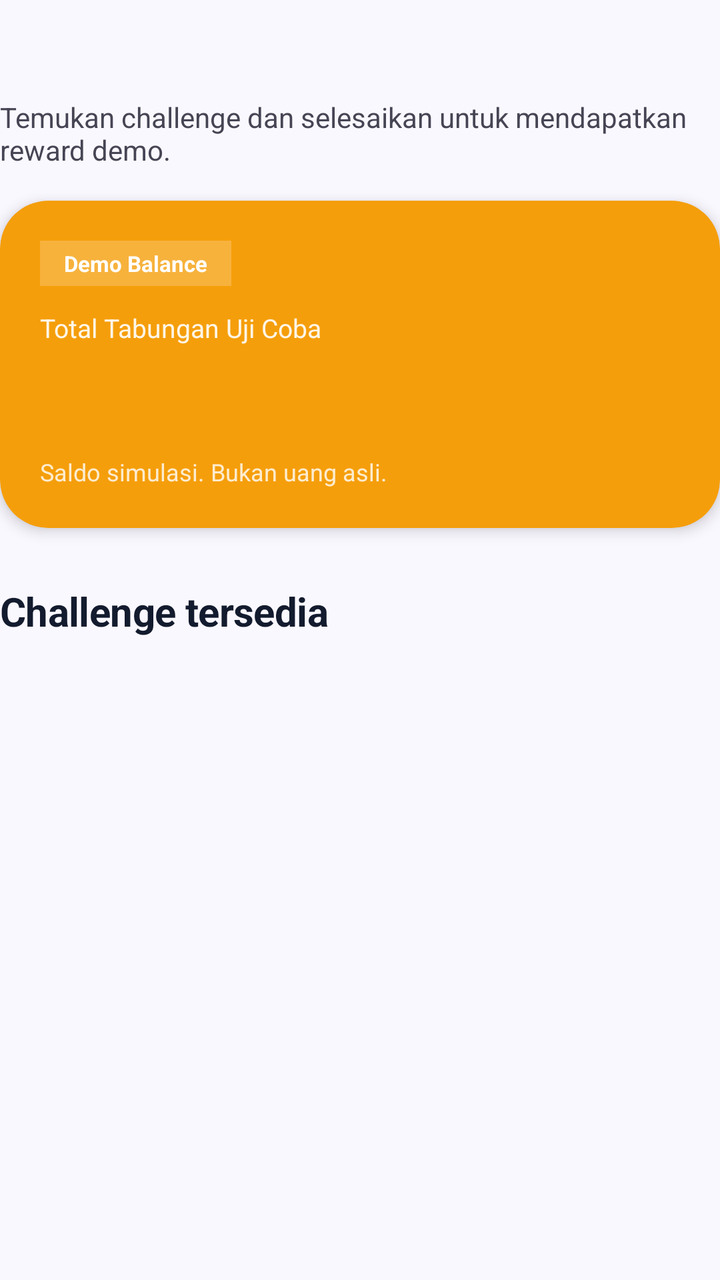
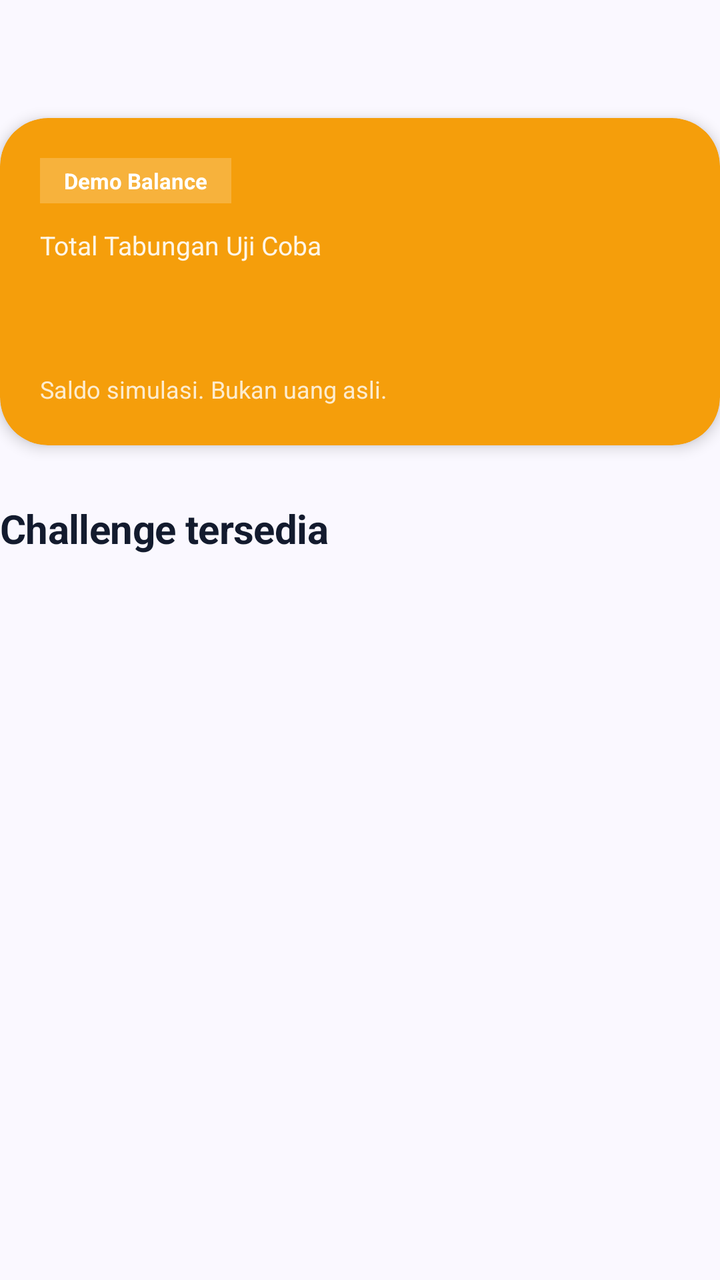

Screens rendered from an Android XML layout before and after an edit, with the pre-edit source and the edit as a unified diff.
<!-- AndroidManifest.xml: application theme Theme.Bounty -->
<!-- res/layout/item_home_header.xml -->
<?xml version="1.0" encoding="utf-8"?>
<LinearLayout xmlns:android="http://schemas.android.com/apk/res/android"
    android:layout_width="match_parent"
    android:layout_height="wrap_content"
    android:orientation="vertical"
    android:paddingBottom="8dp">

    
    <LinearLayout
        android:layout_width="match_parent"
        android:layout_height="wrap_content"
        android:orientation="vertical"
        android:paddingTop="8dp">

        <TextView
            android:id="@+id/welcome_text"
            style="@style/BountyHeading"
            android:textSize="26sp"
            android:textStyle="bold"
            android:letterSpacing="-0.02" />

        <TextView
            style="@style/BountyBody"
            android:layout_marginTop="6dp"
            android:textSize="14sp"
            android:textColor="@color/bounty_text_secondary"
            android:text="@string/home_description" />
    </LinearLayout>

    
    <include layout="@layout/component_demo_balance" />

    
    <LinearLayout
        android:layout_width="match_parent"
        android:layout_height="wrap_content"
        android:orientation="horizontal"
        android:gravity="center_vertical"
        android:layout_marginTop="28dp"
        android:layout_marginBottom="12dp">

        <TextView
            style="@style/BountySection"
            android:layout_width="match_parent"
            android:layout_height="wrap_content"
            android:textSize="20sp"
            android:textStyle="bold"
            android:text="@string/available_challenges" />
    </LinearLayout>

    
    <LinearLayout
        android:id="@+id/home_empty_container"
        android:layout_width="match_parent"
        android:layout_height="wrap_content"
        android:orientation="vertical"
        android:gravity="center"
        android:paddingVertical="28dp"
        android:paddingHorizontal="20dp"
        android:visibility="gone">

        <ImageView
            android:layout_width="80dp"
            android:layout_height="80dp"
            android:src="@drawable/ic_sad_robot"
            android:contentDescription="@null"
            android:importantForAccessibility="no" />

        <TextView
            android:id="@+id/feed_message"
            android:accessibilityLiveRegion="polite"
            style="@style/BountyBody"
            android:layout_marginTop="14dp"
            android:gravity="center"
            android:textSize="14sp"
            android:textColor="@color/bounty_text_secondary"
            android:lineSpacingExtra="2dp"
            android:text="@string/no_available_challenges" />

        <com.google.android.material.button.MaterialButton
            android:id="@+id/home_create_challenge"
            style="@style/BountyButton"
            android:layout_width="wrap_content"
            android:layout_height="wrap_content"
            android:layout_marginTop="18dp"
            android:minHeight="48dp"
            android:paddingHorizontal="24dp"
            android:textSize="14sp"
            android:text="+ Buat Challenge Pertama" />
    </LinearLayout>
</LinearLayout>
<!-- res/layout/component_demo_balance.xml (included above) -->
<?xml version="1.0" encoding="utf-8"?>
<com.google.android.material.card.MaterialCardView xmlns:android="http://schemas.android.com/apk/res/android"
    xmlns:app="http://schemas.android.com/apk/res-auto"
    android:layout_width="match_parent"
    android:layout_height="wrap_content"
    android:layout_marginTop="16dp"
    app:cardCornerRadius="24dp"
    app:cardElevation="4dp"
    app:strokeWidth="0dp"
    app:cardBackgroundColor="@android:color/transparent">

    <FrameLayout
        android:layout_width="match_parent"
        android:layout_height="wrap_content"
        android:background="@drawable/bg_balance_card"
        android:padding="20dp">

        <LinearLayout
            android:layout_width="match_parent"
            android:layout_height="wrap_content"
            android:orientation="vertical">

            
            <LinearLayout
                android:layout_width="wrap_content"
                android:layout_height="wrap_content"
                android:orientation="horizontal"
                android:gravity="center_vertical"
                android:background="#33FFFFFF"
                android:paddingHorizontal="12dp"
                android:paddingVertical="4dp">

                <TextView
                    style="@style/BountyCaption"
                    android:textColor="@color/white"
                    android:textStyle="bold"
                    android:textSize="11sp"
                    android:text="@string/demo_balance_label" />
            </LinearLayout>

            <TextView
                style="@style/BountyBody"
                android:textColor="#E6FFFFFF"
                android:textSize="13sp"
                android:layout_marginTop="12dp"
                android:text="Total Tabungan Uji Coba" />

            
            <TextView
                android:id="@+id/demo_balance_amount"
                style="@style/BountyHeading"
                android:textColor="@color/white"
                android:textSize="32sp"
                android:textStyle="bold"
                android:letterSpacing="-0.02"
                android:layout_marginTop="2dp" />

            
            <TextView
                style="@style/BountyCaption"
                android:textColor="#CCFFFFFF"
                android:textSize="12sp"
                android:layout_marginTop="10dp"
                android:text="@string/demo_balance_note" />
        </LinearLayout>
    </FrameLayout>
</com.google.android.material.card.MaterialCardView>
<!-- resources referenced by this layout -->
<resources>
  <color name="bounty_text_secondary">#464554</color>
  <color name="white">#FFFFFFFF</color>
  <!-- drawable bg_balance_card (drawable) -->
  <?xml version="1.0" encoding="utf-8"?>
  <shape xmlns:android="http://schemas.android.com/apk/res/android" android:shape="rectangle">
      <solid android:color="@color/bounty_gold_accent" />
      <corners android:radius="24dp" />
  </shape>
  <string name="available_challenges">Challenge tersedia</string>
  <string name="demo_balance_label">Demo Balance</string>
  <string name="demo_balance_note">Saldo simulasi. Bukan uang asli.</string>
  <string name="home_description">Temukan challenge dan selesaikan untuk mendapatkan reward demo.</string>
  <string name="no_available_challenges">Challenge belum tersedia nih, jadi yang pertama untuk membuat challenge!</string>
  <style name="BountyBody">
          <item name="android:layout_width">match_parent</item>
          <item name="android:layout_height">wrap_content</item>
          <item name="android:textSize">15sp</item>
          <item name="android:textColor">?attr/colorOnSurface</item>
      </style>
  <style name="BountyCaption" parent="BountyBody">
          <item name="android:textSize">13sp</item>
          <item name="android:textColor">@color/bounty_text_secondary</item>
      </style>
  <style name="BountyHeading">
          <item name="android:layout_width">match_parent</item>
          <item name="android:layout_height">wrap_content</item>
          <item name="android:textSize">28sp</item>
          <item name="android:textStyle">bold</item>
          <item name="android:letterSpacing">-0.01</item>
          <item name="android:textColor">?attr/colorOnSurface</item>
      </style>
  <style name="BountySection" parent="BountyBody">
          <item name="android:textSize">20sp</item>
          <item name="android:textStyle">bold</item>
          <item name="android:letterSpacing">-0.01</item>
      </style>
  <style name="Theme.Bounty" parent="Base.Theme.Bounty" />
  <color name="bounty_gold_accent">#F59E0B</color>
  <color name="bounty_outline">#767586</color>
  <color name="bounty_outline_variant">#C7C4D7</color>
  <color name="bounty_surface_container">#EAEDFF</color>
  <color name="bounty_text">#131B2E</color>
  <color name="bounty_primary">#4648D4</color>
  <color name="bounty_primary_container">#6063EE</color>
  <color name="bounty_on_primary_container">#FFFBFF</color>
  <color name="bounty_secondary">#855300</color>
  <color name="bounty_secondary_container">#FEA619</color>
  <color name="bounty_on_secondary_container">#684000</color>
  <color name="bounty_tertiary">#006C49</color>
  <color name="bounty_tertiary_container">#00885D</color>
  <color name="bounty_background">#FAF8FF</color>
  <color name="bounty_surface">#FFFFFF</color>
  <style name="BountyDialog" parent="ThemeOverlay.Material3.MaterialAlertDialog">
          <item name="shapeAppearanceOverlay">@style/BountyDialogShape</item>
          <item name="colorSurface">@color/bounty_surface</item>
          <item name="buttonBarPositiveButtonStyle">@style/BountyDialogButton</item>
          <item name="buttonBarNegativeButtonStyle">@style/BountyDialogButton</item>
      </style>
  <style name="BountyDialogShape">
          <item name="cornerFamily">rounded</item>
          <item name="cornerSize">24dp</item>
      </style>
  <style name="BountyDialogButton" parent="Widget.Material3.Button.TextButton.Dialog">
          <item name="android:textColor">@color/bounty_primary</item>
          <item name="android:textStyle">bold</item>
      </style>
  <!-- unchanged entries left out for length: 3 -->
</resources>

<!-- the commit's change to res/layout/item_home_header.xml (unified diff, before → after) -->
@@ -18,13 +18,6 @@
             android:textSize="26sp"
             android:textStyle="bold"
             android:letterSpacing="-0.02" />
-
-        <TextView
-            style="@style/BountyBody"
-            android:layout_marginTop="6dp"
-            android:textSize="14sp"
-            android:textColor="@color/bounty_text_secondary"
-            android:text="@string/home_description" />
     </LinearLayout>
 
     
<!-- resource entries referenced after the edit -->
@@ -11,7 +11,6 @@
   <string name="available_challenges">Challenge tersedia</string>
   <string name="demo_balance_label">Demo Balance</string>
   <string name="demo_balance_note">Saldo simulasi. Bukan uang asli.</string>
-  <string name="home_description">Temukan challenge dan selesaikan untuk mendapatkan reward demo.</string>
   <string name="no_available_challenges">Challenge belum tersedia nih, jadi yang pertama untuk membuat challenge!</string>
   <style name="BountyBody">
           <item name="android:layout_width">match_parent</item>
